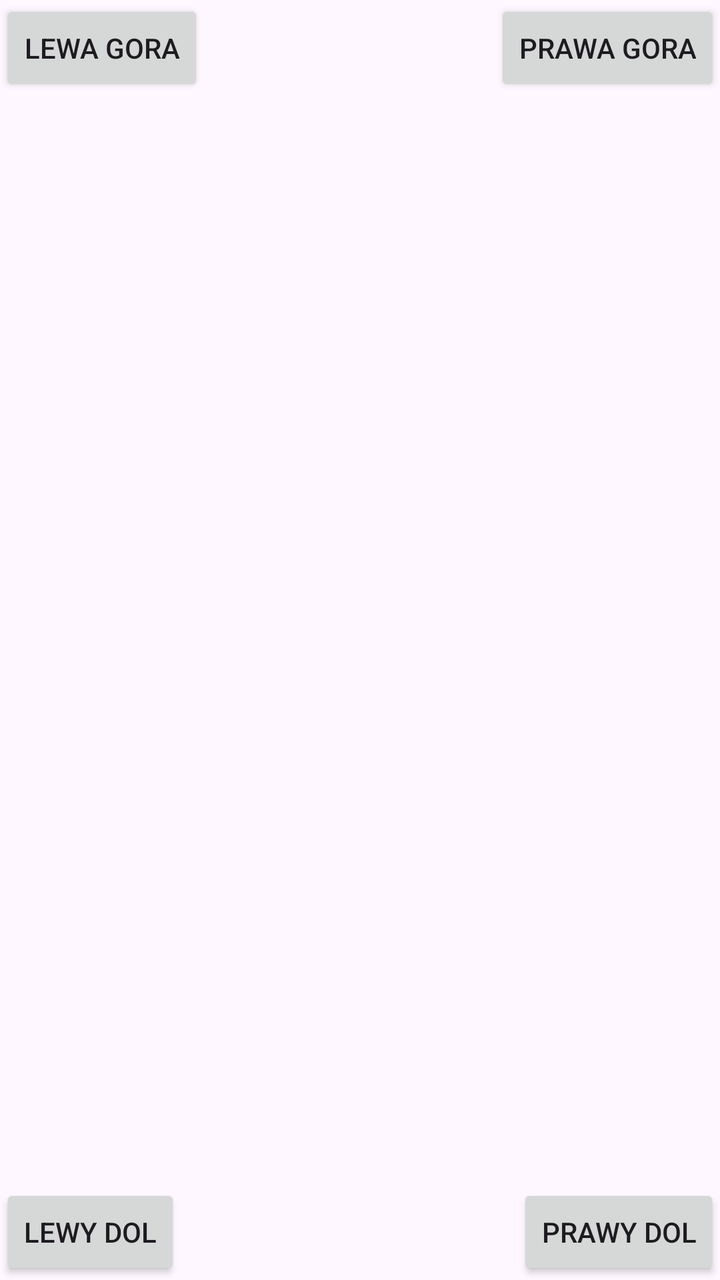
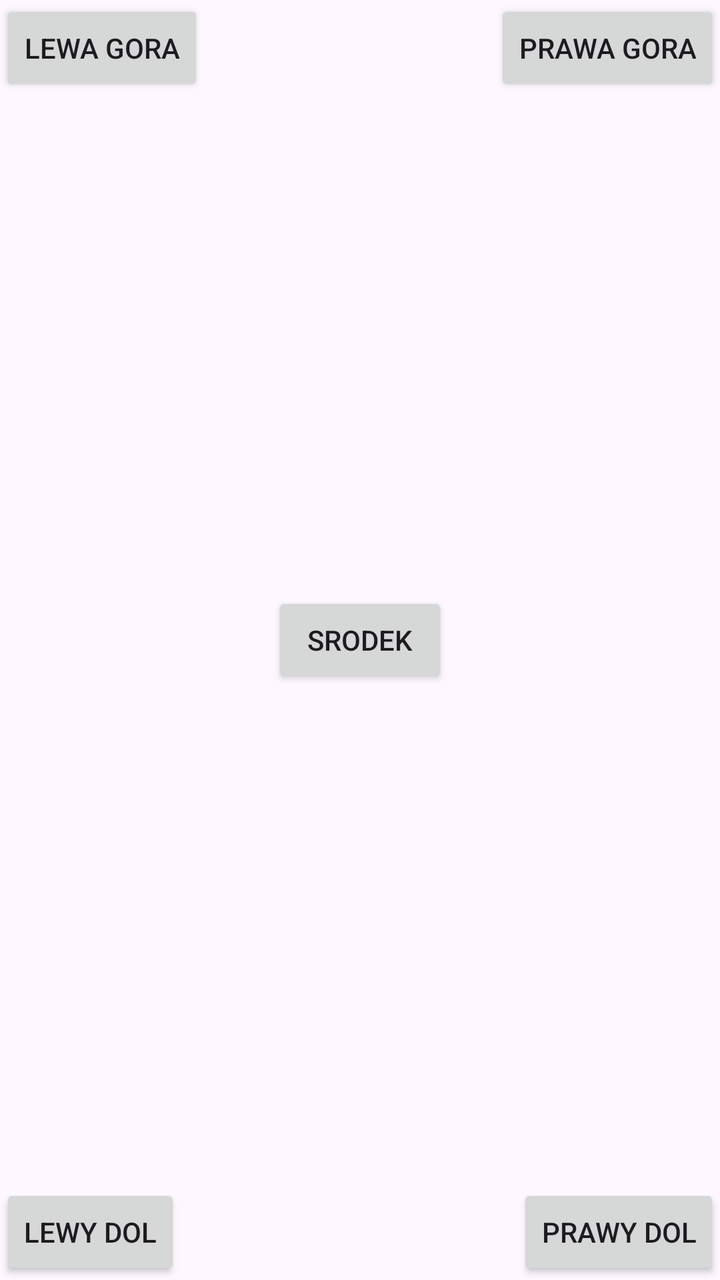

The first picture is an Android layout as it rendered before a commit; the second is the same layout after the commit. The layout source and the unified diff follow.
<!-- AndroidManifest.xml: application theme Theme.Pierwsze -->
<!-- res/layout/activity_main.xml -->
<?xml version="1.0" encoding="utf-8"?>
<androidx.constraintlayout.widget.ConstraintLayout xmlns:android="http://schemas.android.com/apk/res/android"
    xmlns:app="http://schemas.android.com/apk/res-auto"
    xmlns:tools="http://schemas.android.com/tools"
    android:id="@+id/main"
    android:layout_width="match_parent"
    android:layout_height="match_parent"
    tools:context=".MainActivity">

    <Button
        android:id="@+id/buttonTopLeft"
        android:layout_width="wrap_content"
        android:layout_height="wrap_content"
        android:text="lewa gora"
        app:layout_constraintTop_toTopOf="parent"
        app:layout_constraintStart_toStartOf="parent"
        tools:layout_editor_absoluteX="124dp"
        tools:layout_editor_absoluteY="47dp" />

    <Button
        android:id="@+id/buttonTopRight"
        android:layout_width="wrap_content"
        android:layout_height="wrap_content"
        android:text="prawa gora"
        app:layout_constraintEnd_toEndOf="parent"
        app:layout_constraintTop_toTopOf="parent" />

    <Button
        android:id="@+id/buttonBottomLeft"
        android:layout_width="wrap_content"
        android:layout_height="wrap_content"
        android:text="lewy dol"
        app:layout_constraintStart_toStartOf="parent"
        app:layout_constraintBottom_toBottomOf="parent" />

    <Button
        android:id="@+id/buttonBottomRight"
        android:layout_width="wrap_content"
        android:layout_height="wrap_content"
        android:text="prawy dol"
        app:layout_constraintEnd_toEndOf="parent"
        app:layout_constraintBottom_toBottomOf="parent" />

</androidx.constraintlayout.widget.ConstraintLayout>
<!-- resources referenced by this layout -->
<resources>
  <style name="Theme.Pierwsze" parent="Base.Theme.Pierwsze" />
  <style name="Base.Theme.Pierwsze" parent="Theme.Material3.DayNight.NoActionBar">
          
          
      </style>
</resources>

<!-- the commit's change to res/layout/activity_main.xml (unified diff, before → after) -->
@@ -41,4 +41,14 @@
         app:layout_constraintEnd_toEndOf="parent"
         app:layout_constraintBottom_toBottomOf="parent" />
 
+    <Button
+        android:id="@+id/buttonCenter"
+        android:layout_width="wrap_content"
+        android:layout_height="wrap_content"
+        android:text="srodek"
+        app:layout_constraintEnd_toEndOf="parent"
+        app:layout_constraintStart_toStartOf="parent"
+        app:layout_constraintTop_toTopOf="parent"
+        app:layout_constraintBottom_toBottomOf="parent"/>
+
 </androidx.constraintlayout.widget.ConstraintLayout>
